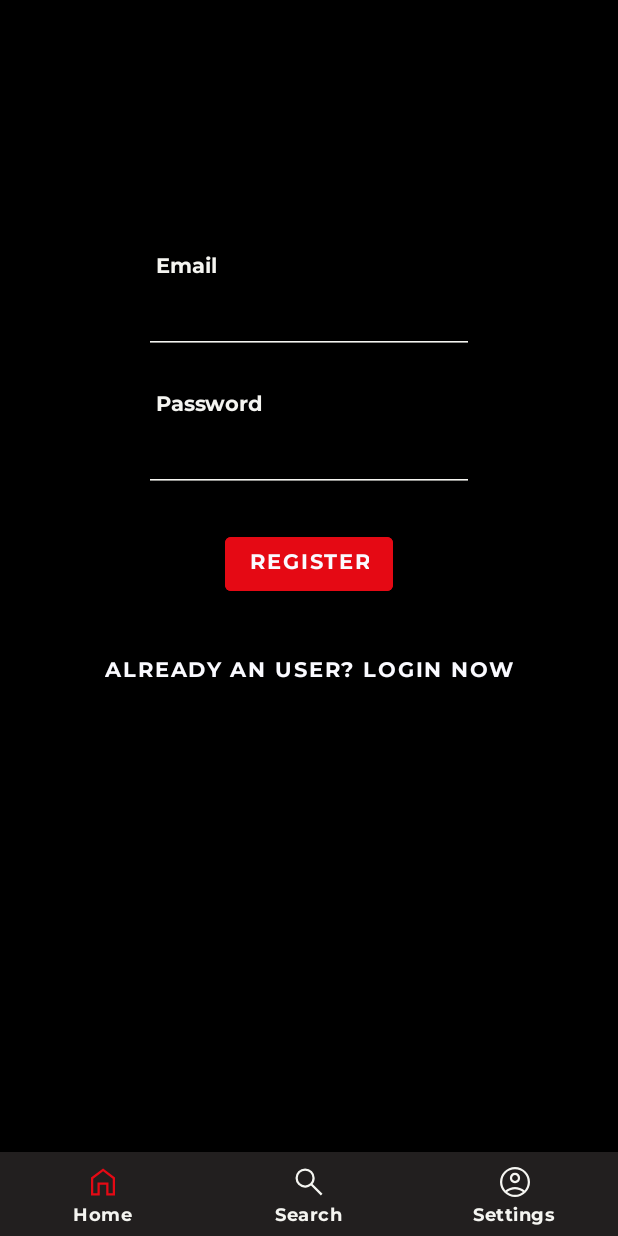
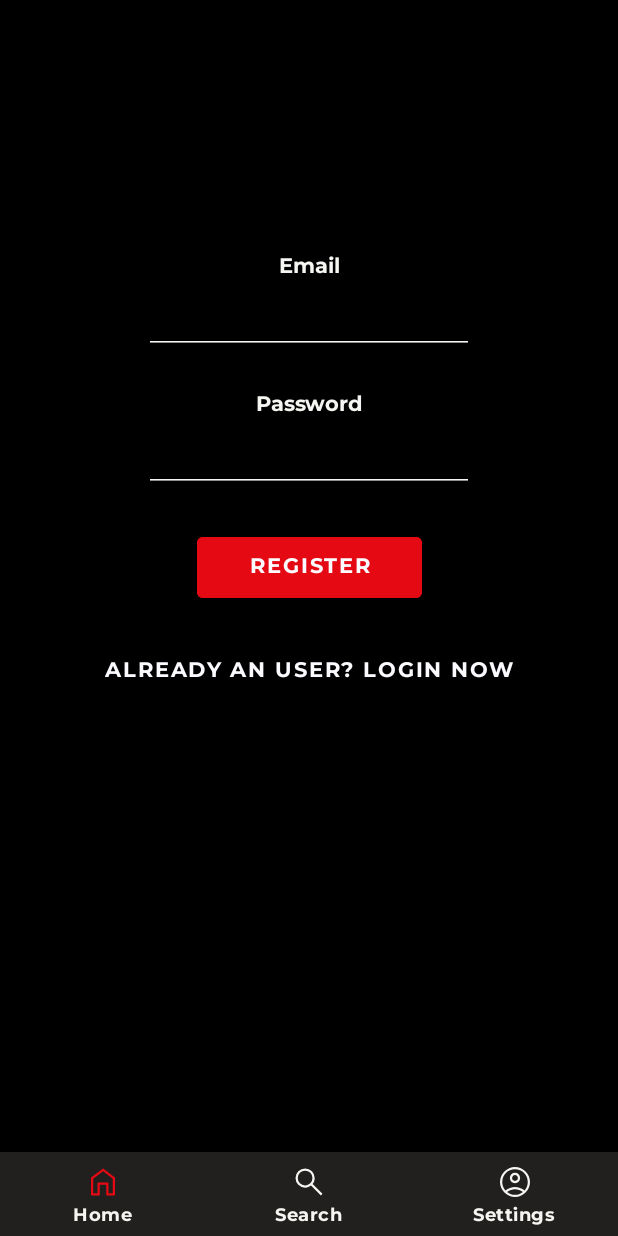
Before and after one commit to Enkosz/smoovie, an Android app: the RegisterFragment screen opened through its navigation route, on a phone screen of 412 x 824 dp. Run offline under Robolectric (Android 15) with nearby library versions, the phone set to English and light mode, and no system bars; our stand-ins replace Firebase (no records; nobody signed in at launch, a user with empty details on screens opened directly), FlexboxLayout, RxJava, navigation-ui; network calls fail; pictures from the network do not load; 4 statements that could not run were skipped.

Commit message:
Theme fix update
- Standardizzati i margin, padding, grandezze tra i fragment di search, results e movieDetail
- Aggiustati icone che non si vedevano
- Migliorato il pulsante di scelta del linguaggio

```diff
--- a/app/src/main/java/it/unimib/smoovie/ui/SettingsFragment.java
+++ b/app/src/main/java/it/unimib/smoovie/ui/SettingsFragment.java
@@ -30,6 +30,7 @@ public class SettingsFragment extends Fragment {
 
     private RelativeLayout relativeLayoutShowMatureContent;
     private RelativeLayout relativeLayoutLanguageSettings;
+    private TextView textViewLanguageSettings;
 
     private UserViewModel userViewModel;
 
@@ -44,6 +45,7 @@ public class SettingsFragment extends Fragment {
         switchShowMatureContent = view.findViewById(R.id.switch_show_mature_content);
         relativeLayoutShowMatureContent = view.findViewById(R.id.relative_layout_show_mature_content);
         relativeLayoutLanguageSettings = view.findViewById(R.id.relative_layout_language);
+        textViewLanguageSettings = view.findViewById(R.id.textView_language);
 
         setupViewModel();
         setupNavigation();
@@ -60,6 +62,9 @@ public class SettingsFragment extends Fragment {
                 .navigate(R.id.notificationsFragment));
 
         relativeLayoutLanguageSettings.setOnClickListener(v -> Navigation.findNavController(v)
+                .navigate(R.id.languageFragment));
+
+        textViewLanguageSettings.setOnClickListener(v -> Navigation.findNavController(v)
                 .navigate(R.id.languageFragment));
     }
 
--- a/app/src/main/res/layout/fragment_language.xml
+++ b/app/src/main/res/layout/fragment_language.xml
@@ -33,7 +33,7 @@
                     android:id="@+id/imageButton_languageSettings_back"
                     style="@style/ImageButton"
                     android:background="@color/Background"
-                    app:srcCompat="@drawable/ic_baseline_keyboard_backspace_24_black" />
+                    app:srcCompat="@drawable/ic_baseline_keyboard_backspace_24" />
 
                 <TextView
                     android:layout_width="wrap_content"
--- a/app/src/main/res/layout/fragment_register.xml
+++ b/app/src/main/res/layout/fragment_register.xml
@@ -13,6 +13,7 @@
         android:autofillHints="emailAddress"
         android:ems="10"
         android:inputType="textEmailAddress"
+        android:textAlignment="center"
         app:layout_constraintEnd_toEndOf="parent"
         app:layout_constraintStart_toStartOf="parent"
         app:layout_constraintTop_toBottomOf="@+id/textView_label_email_register" />
@@ -24,6 +25,7 @@
         android:autofillHints="password"
         android:ems="10"
         android:inputType="textPassword"
+        android:textAlignment="center"
         app:layout_constraintEnd_toEndOf="parent"
         app:layout_constraintStart_toStartOf="parent"
         app:layout_constraintTop_toBottomOf="@+id/textView_label_password_register" />
@@ -32,9 +34,9 @@
         android:id="@+id/textView_label_password_register"
         android:layout_width="wrap_content"
         android:layout_height="wrap_content"
-        android:layout_marginStart="100dp"
         android:layout_marginTop="24dp"
         android:text="@string/auth_password"
+        app:layout_constraintEnd_toEndOf="parent"
         app:layout_constraintStart_toStartOf="parent"
         app:layout_constraintTop_toBottomOf="@+id/editTextEmail_register" />
 
@@ -42,18 +44,22 @@
         android:id="@+id/textView_label_email_register"
         android:layout_width="wrap_content"
         android:layout_height="wrap_content"
-        android:layout_marginStart="100dp"
         android:layout_marginTop="168dp"
         android:text="@string/auth_email"
+        app:layout_constraintEnd_toEndOf="parent"
         app:layout_constraintStart_toStartOf="parent"
         app:layout_constraintTop_toTopOf="parent" />
 
     <Button
         android:id="@+id/button_register"
-        android:layout_width="wrap_content"
+        android:layout_width="150dp"
         android:layout_height="wrap_content"
         android:layout_marginTop="24dp"
         android:backgroundTint="@color/red_200"
+        android:paddingLeft="28dp"
+        android:paddingTop="10dp"
+        android:paddingRight="28dp"
+        android:paddingBottom="10dp"
         android:text="@string/auth_register"
         app:layout_constraintEnd_toEndOf="parent"
         app:layout_constraintStart_toStartOf="parent"
--- a/app/src/main/res/layout/fragment_results.xml
+++ b/app/src/main/res/layout/fragment_results.xml
@@ -13,7 +13,7 @@
         android:layout_marginTop="16dp"
         android:text="@string/placeholder_search_query"
         android:textColor="@color/TextPrimary"
-        android:textSize="@dimen/text_size"
+        android:textSize="@dimen/text_size_h1"
         app:layout_constraintStart_toEndOf="@+id/button_search_result_back"
         app:layout_constraintTop_toTopOf="parent" />
 
@@ -22,7 +22,7 @@
         android:layout_width="wrap_content"
         android:layout_height="wrap_content"
         android:layout_marginStart="16dp"
-        android:layout_marginTop="16dp"
+        android:layout_marginTop="26dp"
         android:background="@color/Background"
         app:layout_constraintEnd_toStartOf="@+id/textView_search_results"
         app:layout_constraintHorizontal_bias="0.0"
--- a/app/src/main/res/layout/fragment_search.xml
+++ b/app/src/main/res/layout/fragment_search.xml
@@ -7,13 +7,9 @@
 
     <TextView
         android:id="@+id/textView"
-        android:layout_width="wrap_content"
-        android:layout_height="wrap_content"
-        android:layout_marginStart="18dp"
+        style="@style/TextViewTitle"
         android:layout_marginTop="16dp"
-        android:textSize="@dimen/text_size"
         android:text="@string/search_movie"
-        android:textColor="@color/TextPrimary"
         app:layout_constraintStart_toStartOf="parent"
         app:layout_constraintTop_toTopOf="parent" />
 
--- a/app/src/main/res/values/dimens.xml
+++ b/app/src/main/res/values/dimens.xml
@@ -2,4 +2,5 @@
 <resources>
     <dimen name="button_padding">14dp</dimen>
     <dimen name="text_size">14sp</dimen>
+    <dimen name="text_size_h1">26sp</dimen>
 </resources>
--- a/app/src/main/res/values/strings.xml
+++ b/app/src/main/res/values/strings.xml
@@ -27,7 +27,7 @@
     <string name="settings_subscription_type">Membership Plan</string>
     <string name="settings_modify_email">Change Email</string>
     <string name="settings_preview_email" translatable="false">test@email.com</string>
-    <string name="settings_modify_password">Change password</string>
+    <string name="settings_modify_password">Change Password</string>
     <string name="settings_header_general">GENERAL</string>
     <string name="settings_language">Language</string>
     <string name="settings_preview_language">English</string>
--- a/app/src/main/res/values/styles.xml
+++ b/app/src/main/res/values/styles.xml
@@ -7,7 +7,7 @@
         <item name="android:layout_marginBottom">30dp</item>
         <item name="android:paddingStart">12dp</item>
         <item name="android:textColor">@color/TextPrimary</item>
-        <item name="android:textSize">26sp</item>
+        <item name="android:textSize">@dimen/text_size_h1</item>
         <item name="android:text">@string/settings_title</item>
     </style>
 
```
Also changed, not shown: app/src/main/res/layout/fragment_login.xml (+10 -4 lines), app/src/main/res/layout/fragment_movie_detail.xml (+9 -4 lines), 1 other file.
